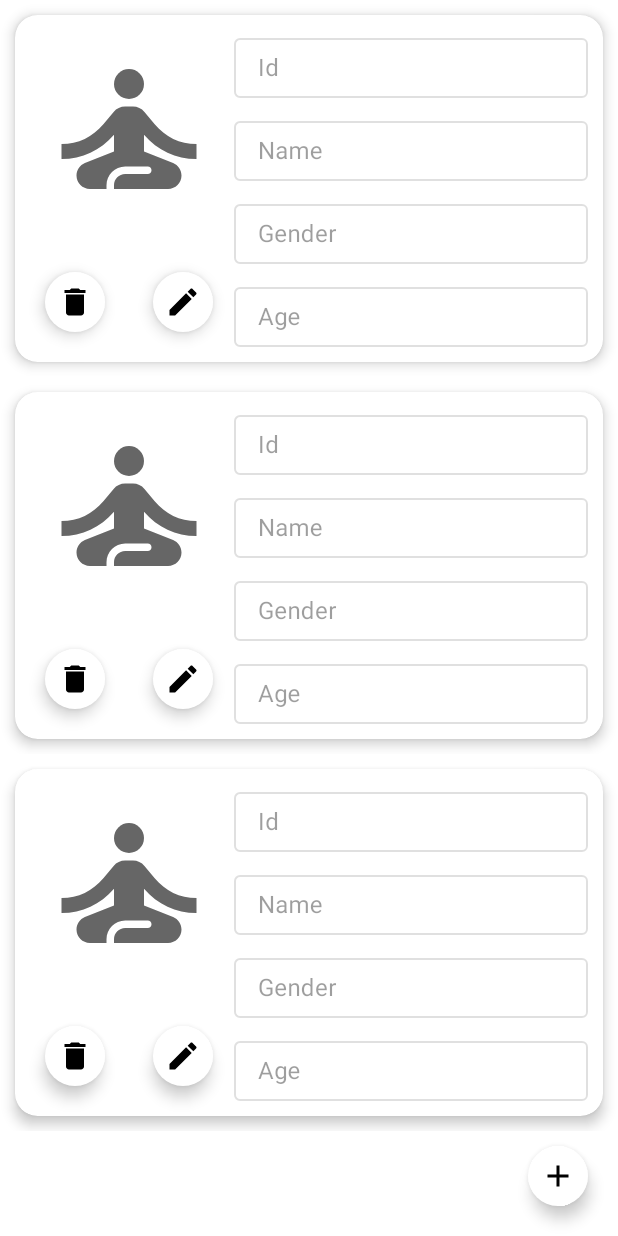
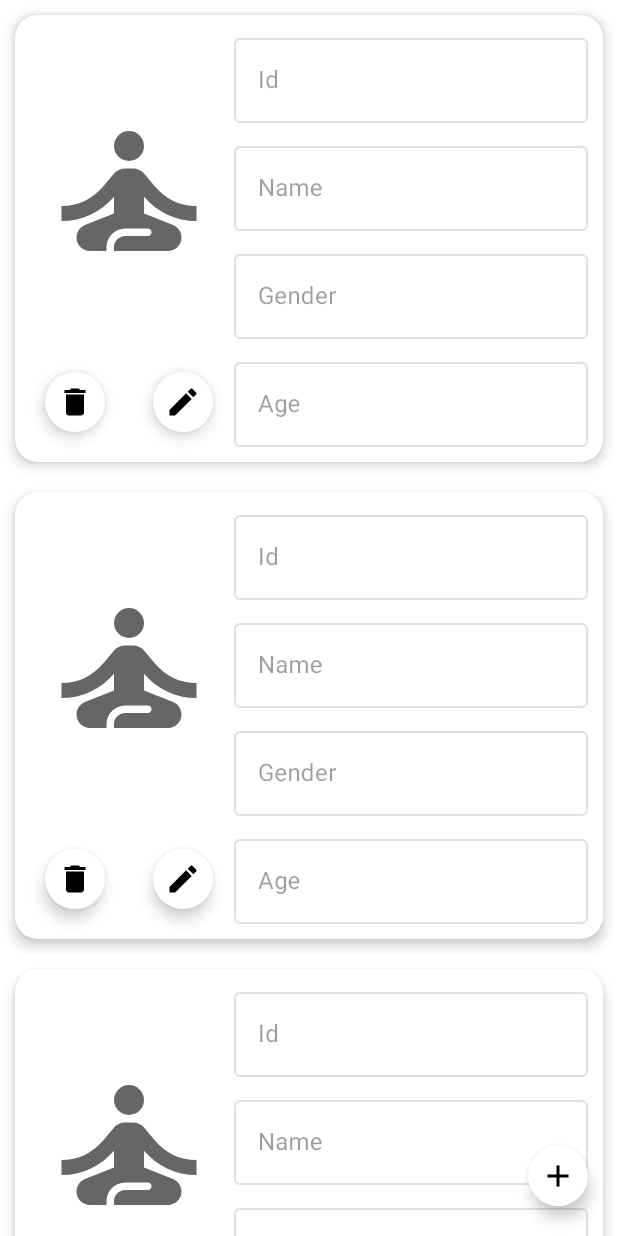
Before and after one commit to botaoap/trabalho_kotlin_003, an Android app: the layout patient_fragment.xml on its own in the app's theme, with its tools: preview values and no code run, on a phone screen of 412 x 824 dp. Run offline under Robolectric (Android 15) with nearby library versions, the light colour scheme and no system bars.

Commit message:
XML Patient

```diff
--- a/crud_room/app/src/main/res/layout/item_patient.xml
+++ b/crud_room/app/src/main/res/layout/item_patient.xml
@@ -27,6 +27,7 @@
                 android:layout_height="120dp"
                 android:layout_margin="16dp"
                 android:src="@drawable/ic_self_improvement"
+                app:layout_constraintBottom_toTopOf="@+id/floating_action_buttonDelete"
                 app:layout_constraintStart_toStartOf="parent"
                 app:layout_constraintTop_toTopOf="parent" />
 
@@ -34,7 +35,7 @@
                 android:id="@+id/outlinedTextFieldId"
                 style="@style/Widget.MaterialComponents.TextInputLayout.OutlinedBox"
                 android:layout_width="0dp"
-                android:layout_height="45dp"
+                android:layout_height="wrap_content"
                 android:layout_margin="10dp"
                 android:enabled="false"
                 android:hint="@string/id"
@@ -45,7 +46,7 @@
                 <com.google.android.material.textfield.TextInputEditText
                     android:id="@+id/editTextId"
                     android:layout_width="match_parent"
-                    android:layout_height="wrap_content" />
+                    android:layout_height="match_parent" />
 
             </com.google.android.material.textfield.TextInputLayout>
 
@@ -53,7 +54,7 @@
                 android:id="@+id/outlinedTextFieldName"
                 style="@style/Widget.MaterialComponents.TextInputLayout.OutlinedBox"
                 android:layout_width="0dp"
-                android:layout_height="45dp"
+                android:layout_height="wrap_content"
                 android:layout_margin="10dp"
                 android:enabled="false"
                 android:hint="@string/name"
@@ -72,7 +73,7 @@
                 android:id="@+id/outlinedTextFieldGender"
                 style="@style/Widget.MaterialComponents.TextInputLayout.OutlinedBox"
                 android:layout_width="0dp"
-                android:layout_height="45dp"
+                android:layout_height="wrap_content"
                 android:layout_margin="10dp"
                 android:enabled="false"
                 android:hint="@string/gender"
@@ -91,7 +92,7 @@
                 android:id="@+id/outlinedTextFieldAge"
                 style="@style/Widget.MaterialComponents.TextInputLayout.OutlinedBox"
                 android:layout_width="0dp"
-                android:layout_height="45dp"
+                android:layout_height="wrap_content"
                 android:layout_margin="10dp"
                 android:enabled="false"
                 android:hint="@string/age"
@@ -103,7 +104,8 @@
                 <com.google.android.material.textfield.TextInputEditText
                     android:id="@+id/edit_text_age"
                     android:layout_width="match_parent"
-                    android:layout_height="wrap_content" />
+                    android:layout_height="wrap_content"
+                    android:inputType="number"/>
 
             </com.google.android.material.textfield.TextInputLayout>
 
--- a/crud_room/app/src/main/res/layout/patient_fragment.xml
+++ b/crud_room/app/src/main/res/layout/patient_fragment.xml
@@ -4,7 +4,7 @@
     xmlns:tools="http://schemas.android.com/tools"
     android:layout_width="match_parent"
     android:layout_height="match_parent"
-    tools:context=".view.PatientFragment">
+    tools:context=".view.OnListFragment">
 
     <androidx.recyclerview.widget.RecyclerView
         android:id="@+id/recyclerViewPatient"
```
